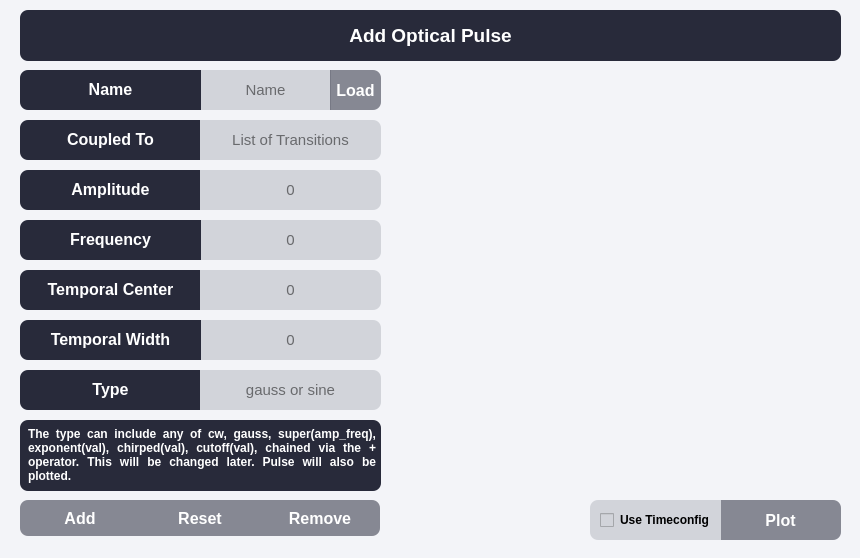
davidbauch/QDaCC-GUI, file add_pulse.ui: the form before one commit.
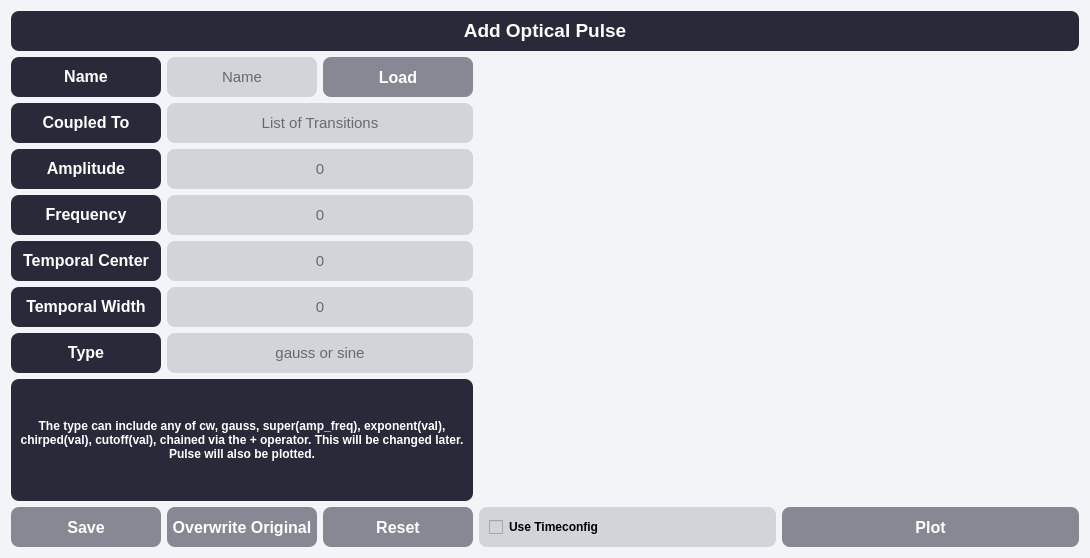
The form after the commit. Custom widgets are drawn as their Qt base class.

Commit message: Added Layout, Added Loading and Saving

Patch:
```diff
--- a/add_pulse.ui
+++ b/add_pulse.ui
@@ -6,7 +6,7 @@
    <rect>
     <x>0</x>
     <y>0</y>
-    <width>860</width>
+    <width>1086</width>
     <height>558</height>
    </rect>
   </property>
@@ -57,14 +57,14 @@
 QScrollBar::up-arrow:vertical, QScrollBar::down-arrow:vertical {background: none;}
 QScrollBar::add-page:vertical, QScrollBar::sub-page:vertical {background: none;}</string>
   </property>
+  <layout class="QGridLayout" name="gridLayout">
+   <item row="0" column="0" colspan="5">
   <widget class="QLabel" name="label_2">
-   <property name="geometry">
-    <rect>
-     <x>20</x>
-     <y>10</y>
-     <width>821</width>
-     <height>51</height>
-    </rect>
+     <property name="maximumSize">
+      <size>
+       <width>16777215</width>
+       <height>40</height>
+      </size>
    </property>
    <property name="frameShape">
     <enum>QFrame::NoFrame</enum>
@@ -76,69 +76,33 @@
     <string>&lt;html&gt;&lt;head/&gt;&lt;body&gt;&lt;p align=&quot;center&quot;&gt;&lt;span style=&quot; font-size:14pt; font-weight:700;&quot;&gt;Add Optical Pulse&lt;/span&gt;&lt;/p&gt;&lt;/body&gt;&lt;/html&gt;</string>
    </property>
   </widget>
-  <widget class="QLineEdit" name="textinput_name">
-   <property name="geometry">
-    <rect>
-     <x>200</x>
-     <y>70</y>
-     <width>131</width>
-     <height>40</height>
-    </rect>
-   </property>
-   <property name="font">
-    <font>
-     <pointsize>11</pointsize>
-    </font>
-   </property>
-   <property name="styleSheet">
-    <string notr="true">border-radius: 0px; border-left-width: 0px; border-right-width: 0px;</string>
-   </property>
-   <property name="text">
-    <string/>
-   </property>
-   <property name="frame">
-    <bool>true</bool>
-   </property>
-   <property name="alignment">
-    <set>Qt::AlignCenter</set>
-   </property>
-   <property name="placeholderText">
-    <string>Name</string>
-   </property>
-  </widget>
+   </item>
+   <item row="1" column="0">
   <widget class="QLabel" name="label_9">
-   <property name="geometry">
-    <rect>
-     <x>20</x>
-     <y>70</y>
-     <width>181</width>
+     <property name="minimumSize">
+      <size>
+       <width>150</width>
      <height>40</height>
-    </rect>
-   </property>
-   <property name="styleSheet">
-    <string notr="true">border-top-right-radius: 0px; border-bottom-right-radius: 0px; border-right-width: 0px;</string>
+      </size>
    </property>
    <property name="text">
     <string>&lt;html&gt;&lt;head/&gt;&lt;body&gt;&lt;p align=&quot;center&quot;&gt;&lt;span style=&quot; font-size:12pt; font-weight:700;&quot;&gt;Name&lt;/span&gt;&lt;/p&gt;&lt;/body&gt;&lt;/html&gt;</string>
    </property>
   </widget>
-  <widget class="QLineEdit" name="textinput_energy">
-   <property name="geometry">
-    <rect>
-     <x>200</x>
-     <y>220</y>
-     <width>181</width>
+   </item>
+   <item row="1" column="1">
+    <widget class="QLineEdit" name="textinput_name">
+     <property name="minimumSize">
+      <size>
+       <width>150</width>
      <height>40</height>
-    </rect>
+      </size>
    </property>
    <property name="font">
     <font>
      <pointsize>11</pointsize>
     </font>
    </property>
-   <property name="styleSheet">
-    <string notr="true">border-top-left-radius: 0px; border-bottom-left-radius: 0px; border-left-width: 0px;</string>
-   </property>
    <property name="text">
     <string/>
    </property>
@@ -149,58 +113,59 @@
     <set>Qt::AlignCenter</set>
    </property>
    <property name="placeholderText">
-    <string>0</string>
-   </property>
-  </widget>
-  <widget class="QLabel" name="label_10">
-   <property name="geometry">
-    <rect>
-     <x>20</x>
-     <y>220</y>
-     <width>181</width>
+      <string>Name</string>
+     </property>
+    </widget>
+   </item>
+   <item row="1" column="2">
+    <widget class="QPushButton" name="button_load">
+     <property name="minimumSize">
+      <size>
+       <width>150</width>
      <height>40</height>
-    </rect>
-   </property>
-   <property name="styleSheet">
-    <string notr="true">border-top-right-radius: 0px; border-bottom-right-radius: 0px; border-right-width: 0px;</string>
+      </size>
    </property>
    <property name="text">
-    <string>&lt;html&gt;&lt;head/&gt;&lt;body&gt;&lt;p align=&quot;center&quot;&gt;&lt;span style=&quot; font-size:12pt; font-weight:700;&quot;&gt;Frequency&lt;/span&gt;&lt;/p&gt;&lt;/body&gt;&lt;/html&gt;</string>
-   </property>
-  </widget>
+      <string>Load</string>
+     </property>
+    </widget>
+   </item>
+   <item row="1" column="3" rowspan="7" colspan="2">
+    <widget class="PlotWidget" name="plot_pulse" native="true">
+     <property name="minimumSize">
+      <size>
+       <width>600</width>
+       <height>0</height>
+      </size>
+     </property>
+    </widget>
+   </item>
+   <item row="2" column="0">
   <widget class="QLabel" name="label_11">
-   <property name="geometry">
-    <rect>
-     <x>20</x>
-     <y>120</y>
-     <width>181</width>
+     <property name="minimumSize">
+      <size>
+       <width>150</width>
      <height>40</height>
-    </rect>
-   </property>
-   <property name="styleSheet">
-    <string notr="true">border-top-right-radius: 0px; border-bottom-right-radius: 0px; border-right-width: 0px;</string>
+      </size>
    </property>
    <property name="text">
     <string>&lt;html&gt;&lt;head/&gt;&lt;body&gt;&lt;p align=&quot;center&quot;&gt;&lt;span style=&quot; font-size:12pt; font-weight:700;&quot;&gt;Coupled To&lt;/span&gt;&lt;/p&gt;&lt;/body&gt;&lt;/html&gt;</string>
    </property>
   </widget>
+   </item>
+   <item row="2" column="1" colspan="2">
   <widget class="QLineEdit" name="textinput_transitions">
-   <property name="geometry">
-    <rect>
-     <x>200</x>
-     <y>120</y>
-     <width>181</width>
+     <property name="minimumSize">
+      <size>
+       <width>150</width>
      <height>40</height>
-    </rect>
+      </size>
    </property>
    <property name="font">
     <font>
      <pointsize>11</pointsize>
     </font>
    </property>
-   <property name="styleSheet">
-    <string notr="true">border-top-left-radius: 0px; border-bottom-left-radius: 0px; border-left-width: 0px;</string>
-   </property>
    <property name="text">
     <string/>
    </property>
@@ -214,72 +179,74 @@
     <string>List of Transitions</string>
    </property>
   </widget>
-  <widget class="QPushButton" name="button_reset">
-   <property name="geometry">
-    <rect>
-     <x>140</x>
-     <y>500</y>
-     <width>120</width>
-     <height>36</height>
-    </rect>
-   </property>
-   <property name="styleSheet">
-    <string notr="true">border-radius: 0px; border-left-width: 0px; border-right-width: 0px;</string>
-   </property>
-   <property name="text">
-    <string>Reset</string>
-   </property>
-  </widget>
-  <widget class="QPushButton" name="button_confirm">
-   <property name="geometry">
-    <rect>
-     <x>20</x>
-     <y>500</y>
-     <width>120</width>
-     <height>36</height>
-    </rect>
-   </property>
-   <property name="styleSheet">
-    <string notr="true">border-top-right-radius: 0px; border-bottom-right-radius: 0px; border-right-width: 0px;</string>
-   </property>
-   <property name="text">
-    <string>Add</string>
-   </property>
-  </widget>
+   </item>
+   <item row="3" column="0">
   <widget class="QLabel" name="label_12">
-   <property name="geometry">
-    <rect>
-     <x>20</x>
-     <y>170</y>
-     <width>181</width>
+     <property name="minimumSize">
+      <size>
+       <width>150</width>
      <height>40</height>
-    </rect>
-   </property>
-   <property name="styleSheet">
-    <string notr="true">border-top-right-radius: 0px; border-bottom-right-radius: 0px; border-right-width: 0px;</string>
+      </size>
    </property>
    <property name="text">
     <string>&lt;html&gt;&lt;head/&gt;&lt;body&gt;&lt;p align=&quot;center&quot;&gt;&lt;span style=&quot; font-size:12pt; font-weight:700;&quot;&gt;Amplitude&lt;/span&gt;&lt;/p&gt;&lt;/body&gt;&lt;/html&gt;</string>
    </property>
   </widget>
+   </item>
+   <item row="3" column="1" colspan="2">
   <widget class="QLineEdit" name="textinput_amp">
-   <property name="geometry">
-    <rect>
-     <x>200</x>
-     <y>170</y>
-     <width>181</width>
+     <property name="minimumSize">
+      <size>
+       <width>150</width>
      <height>40</height>
-    </rect>
+      </size>
    </property>
    <property name="font">
     <font>
      <pointsize>11</pointsize>
     </font>
    </property>
-   <property name="styleSheet">
-    <string notr="true">border-top-left-radius: 0px; border-bottom-left-radius: 0px; border-left-width: 0px;</string>
-   </property>
+     <property name="text">
+      <string/>
+     </property>
+     <property name="frame">
+      <bool>true</bool>
+     </property>
+     <property name="alignment">
+      <set>Qt::AlignCenter</set>
+     </property>
+     <property name="placeholderText">
+      <string>0</string>
+     </property>
+    </widget>
+   </item>
+   <item row="4" column="0">
+    <widget class="QLabel" name="label_10">
+     <property name="minimumSize">
+      <size>
+       <width>150</width>
+       <height>40</height>
+      </size>
+     </property>
    <property name="text">
+      <string>&lt;html&gt;&lt;head/&gt;&lt;body&gt;&lt;p align=&quot;center&quot;&gt;&lt;span style=&quot; font-size:12pt; font-weight:700;&quot;&gt;Frequency&lt;/span&gt;&lt;/p&gt;&lt;/body&gt;&lt;/html&gt;</string>
+     </property>
+    </widget>
+   </item>
+   <item row="4" column="1" colspan="2">
+    <widget class="QLineEdit" name="textinput_energy">
+     <property name="minimumSize">
+      <size>
+       <width>150</width>
+       <height>40</height>
+      </size>
+     </property>
+     <property name="font">
+      <font>
+       <pointsize>11</pointsize>
+      </font>
+     </property>
+     <property name="text">
     <string/>
    </property>
    <property name="frame">
@@ -292,39 +259,33 @@
     <string>0</string>
    </property>
   </widget>
+   </item>
+   <item row="5" column="0">
   <widget class="QLabel" name="label_13">
-   <property name="geometry">
-    <rect>
-     <x>20</x>
-     <y>270</y>
-     <width>181</width>
+     <property name="minimumSize">
+      <size>
+       <width>150</width>
      <height>40</height>
-    </rect>
-   </property>
-   <property name="styleSheet">
-    <string notr="true">border-top-right-radius: 0px; border-bottom-right-radius: 0px; border-right-width: 0px;</string>
+      </size>
    </property>
    <property name="text">
     <string>&lt;html&gt;&lt;head/&gt;&lt;body&gt;&lt;p align=&quot;center&quot;&gt;&lt;span style=&quot; font-size:12pt; font-weight:700;&quot;&gt;Temporal Center&lt;/span&gt;&lt;/p&gt;&lt;/body&gt;&lt;/html&gt;</string>
    </property>
   </widget>
+   </item>
+   <item row="5" column="1" colspan="2">
   <widget class="QLineEdit" name="textinput_center">
-   <property name="geometry">
-    <rect>
-     <x>200</x>
-     <y>270</y>
-     <width>181</width>
+     <property name="minimumSize">
+      <size>
+       <width>150</width>
      <height>40</height>
-    </rect>
+      </size>
    </property>
    <property name="font">
     <font>
      <pointsize>11</pointsize>
     </font>
    </property>
-   <property name="styleSheet">
-    <string notr="true">border-top-left-radius: 0px; border-bottom-left-radius: 0px; border-left-width: 0px;</string>
-   </property>
    <property name="text">
     <string/>
    </property>
@@ -338,76 +299,67 @@
     <string>0</string>
    </property>
   </widget>
-  <widget class="QLineEdit" name="textinput_width">
-   <property name="geometry">
-    <rect>
-     <x>200</x>
-     <y>320</y>
-     <width>181</width>
-     <height>40</height>
-    </rect>
-   </property>
-   <property name="font">
-    <font>
-     <pointsize>11</pointsize>
-    </font>
-   </property>
-   <property name="styleSheet">
-    <string notr="true">border-top-left-radius: 0px; border-bottom-left-radius: 0px; border-left-width: 0px;</string>
-   </property>
-   <property name="text">
-    <string/>
-   </property>
-   <property name="frame">
-    <bool>true</bool>
-   </property>
-   <property name="alignment">
-    <set>Qt::AlignCenter</set>
-   </property>
-   <property name="placeholderText">
-    <string>0</string>
-   </property>
-  </widget>
+   </item>
+   <item row="6" column="0">
   <widget class="QLabel" name="label_14">
-   <property name="geometry">
-    <rect>
-     <x>20</x>
-     <y>320</y>
-     <width>181</width>
+     <property name="minimumSize">
+      <size>
+       <width>150</width>
      <height>40</height>
-    </rect>
-   </property>
-   <property name="styleSheet">
-    <string notr="true">border-top-right-radius: 0px; border-bottom-right-radius: 0px; border-right-width: 0px;</string>
+      </size>
    </property>
    <property name="text">
     <string>&lt;html&gt;&lt;head/&gt;&lt;body&gt;&lt;p align=&quot;center&quot;&gt;&lt;span style=&quot; font-size:12pt; font-weight:700;&quot;&gt;Temporal Width&lt;/span&gt;&lt;/p&gt;&lt;/body&gt;&lt;/html&gt;</string>
    </property>
   </widget>
+   </item>
+   <item row="6" column="1" colspan="2">
+    <widget class="QLineEdit" name="textinput_width">
+     <property name="minimumSize">
+      <size>
+       <width>150</width>
+       <height>40</height>
+      </size>
+     </property>
+     <property name="font">
+      <font>
+       <pointsize>11</pointsize>
+      </font>
+     </property>
+     <property name="text">
+      <string/>
+     </property>
+     <property name="frame">
+      <bool>true</bool>
+     </property>
+     <property name="alignment">
+      <set>Qt::AlignCenter</set>
+     </property>
+     <property name="placeholderText">
+      <string>0</string>
+     </property>
+    </widget>
+   </item>
+   <item row="7" column="0">
   <widget class="QLabel" name="label_15">
-   <property name="geometry">
-    <rect>
-     <x>20</x>
-     <y>370</y>
-     <width>181</width>
+     <property name="minimumSize">
+      <size>
+       <width>150</width>
      <height>40</height>
-    </rect>
-   </property>
-   <property name="styleSheet">
-    <string notr="true">border-top-right-radius: 0px; border-bottom-right-radius: 0px; border-right-width: 0px;</string>
+      </size>
    </property>
    <property name="text">
     <string>&lt;html&gt;&lt;head/&gt;&lt;body&gt;&lt;p align=&quot;center&quot;&gt;&lt;span style=&quot; font-size:12pt; font-weight:700;&quot;&gt;Type&lt;/span&gt;&lt;/p&gt;&lt;/body&gt;&lt;/html&gt;</string>
    </property>
   </widget>
+   </item>
+   <item row="7" column="1" colspan="2">
   <widget class="QLineEdit" name="textinput_type">
-   <property name="geometry">
-    <rect>
-     <x>200</x>
-     <y>370</y>
-     <width>181</width>
+     <property name="minimumSize">
+      <size>
+       <width>150</width>
      <height>40</height>
-    </rect>
+      </size>
    </property>
    <property name="font">
     <font>
@@ -417,9 +369,6 @@
    <property name="statusTip">
     <string>Can be either of: gauss, sine</string>
    </property>
-   <property name="styleSheet">
-    <string notr="true">border-top-left-radius: 0px; border-bottom-left-radius: 0px; border-left-width: 0px;</string>
-   </property>
    <property name="frame">
     <bool>true</bool>
    </property>
@@ -430,36 +379,64 @@
     <string>gauss or sine</string>
    </property>
   </widget>
+   </item>
+   <item row="8" column="0" colspan="3">
   <widget class="QLabel" name="label">
-   <property name="geometry">
-    <rect>
-     <x>20</x>
-     <y>420</y>
-     <width>361</width>
-     <height>71</height>
-    </rect>
-   </property>
-   <property name="styleSheet">
-    <string notr="true">padding: 5%;</string>
-   </property>
    <property name="lineWidth">
     <number>1</number>
    </property>
    <property name="text">
-    <string>&lt;html&gt;&lt;head/&gt;&lt;body&gt;&lt;p align=&quot;justify&quot;&gt;&lt;span style=&quot; font-weight:700;&quot;&gt;The type can include any of cw, gauss, super(amp_freq), exponent(val), chirped(val), cutoff(val), chained via the + operator. This will be changed later. Pulse will also be plotted.&lt;/span&gt;&lt;/p&gt;&lt;/body&gt;&lt;/html&gt;</string>
+      <string>&lt;html&gt;&lt;head/&gt;&lt;body&gt;&lt;p align=&quot;center&quot;&gt;&lt;span style=&quot; font-weight:700;&quot;&gt;The type can include any of cw, gauss, super(amp_freq), exponent(val), chirped(val), cutoff(val), chained via the + operator. This will be changed later. Pulse will also be plotted.&lt;/span&gt;&lt;/p&gt;&lt;/body&gt;&lt;/html&gt;</string>
+     </property>
+     <property name="alignment">
+      <set>Qt::AlignCenter</set>
    </property>
    <property name="wordWrap">
     <bool>true</bool>
    </property>
-  </widget>
+     <property name="margin">
+      <number>22</number>
+     </property>
+    </widget>
+   </item>
+   <item row="9" column="0">
+    <widget class="QPushButton" name="button_confirm">
+     <property name="minimumSize">
+      <size>
+       <width>150</width>
+       <height>40</height>
+      </size>
+     </property>
+     <property name="text">
+      <string>Save</string>
+     </property>
+    </widget>
+   </item>
+   <item row="9" column="3">
+    <widget class="QCheckBox" name="input_use_timeconfig">
+     <property name="minimumSize">
+      <size>
+       <width>150</width>
+       <height>40</height>
+      </size>
+     </property>
+     <property name="font">
+      <font>
+       <bold>true</bold>
+      </font>
+     </property>
+     <property name="text">
+      <string>Use Timeconfig</string>
+     </property>
+    </widget>
+   </item>
+   <item row="9" column="4">
   <widget class="QPushButton" name="button_plot">
-   <property name="geometry">
-    <rect>
-     <x>720</x>
-     <y>500</y>
-     <width>121</width>
+     <property name="minimumSize">
+      <size>
+       <width>150</width>
      <height>40</height>
-    </rect>
+      </size>
    </property>
    <property name="font">
     <font>
@@ -467,76 +444,38 @@
      <bold>true</bold>
     </font>
    </property>
-   <property name="styleSheet">
-    <string notr="true">border-top-left-radius: 0px; border-bottom-left-radius: 0px; border-left-width: 0px;</string>
-   </property>
    <property name="text">
     <string>Plot</string>
    </property>
   </widget>
-  <widget class="PlotWidget" name="plot_pulse" native="true">
-   <property name="geometry">
-    <rect>
-     <x>390</x>
-     <y>70</y>
-     <width>451</width>
-     <height>341</height>
-    </rect>
-   </property>
-  </widget>
-  <widget class="QCheckBox" name="input_use_timeconfig">
-   <property name="geometry">
-    <rect>
-     <x>590</x>
-     <y>500</y>
-     <width>131</width>
+   </item>
+   <item row="9" column="2">
+    <widget class="QPushButton" name="button_reset">
+     <property name="minimumSize">
+      <size>
+       <width>150</width>
      <height>40</height>
-    </rect>
-   </property>
-   <property name="font">
-    <font>
-     <bold>true</bold>
-    </font>
-   </property>
-   <property name="styleSheet">
-    <string notr="true">border-top-right-radius: 0px; border-bottom-right-radius: 0px; border-right-width: 0px;</string>
-   </property>
+      </size>
+     </property>
    <property name="text">
-    <string>Use Timeconfig</string>
-   </property>
-  </widget>
-  <widget class="QPushButton" name="button_load">
-   <property name="geometry">
-    <rect>
-     <x>330</x>
-     <y>70</y>
-     <width>51</width>
+      <string>Reset</string>
+     </property>
+    </widget>
+   </item>
+   <item row="9" column="1">
+    <widget class="QPushButton" name="button_confirm_replace">
+     <property name="minimumSize">
+      <size>
+       <width>150</width>
      <height>40</height>
-    </rect>
-   </property>
-   <property name="styleSheet">
-    <string notr="true">border-top-left-radius: 0px; border-bottom-left-radius: 0px; border-left-width: 0px;</string>
-   </property>
+      </size>
+     </property>
    <property name="text">
-    <string>Load</string>
-   </property>
-  </widget>
-  <widget class="QPushButton" name="button_remove">
-   <property name="geometry">
-    <rect>
-     <x>260</x>
-     <y>500</y>
-     <width>120</width>
-     <height>36</height>
-    </rect>
-   </property>
-   <property name="styleSheet">
-    <string notr="true">border-top-left-radius: 0px; border-bottom-left-radius: 0px; border-left-width: 0px;</string>
-   </property>
-   <property name="text">
-    <string>Remove</string>
-   </property>
-  </widget>
+      <string>Overwrite Original</string>
+     </property>
+    </widget>
+   </item>
+  </layout>
   <zorder>label_11</zorder>
   <zorder>label_2</zorder>
   <zorder>textinput_name</zorder>
```
Left out of the diff: 6 changed lines with no effect on the pictures. Lines whose indentation alone changed are shown as unchanged. The commit also changes 20 other files.
